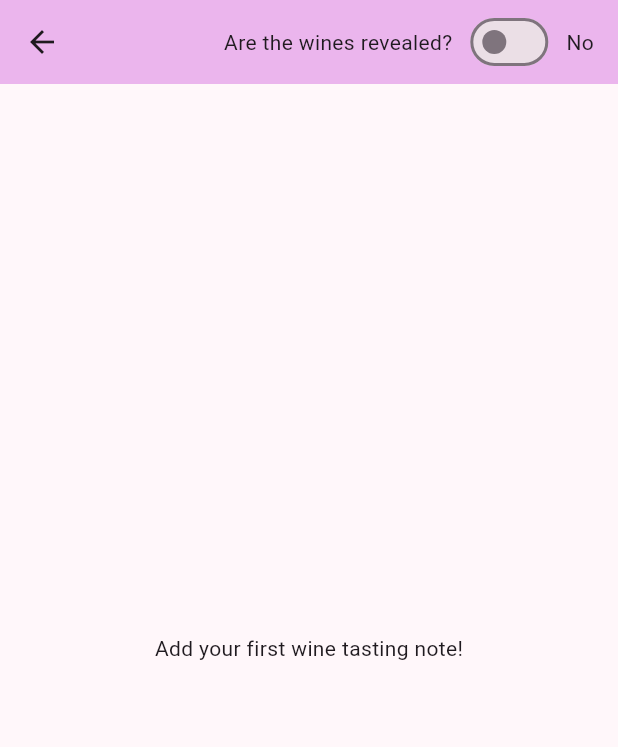
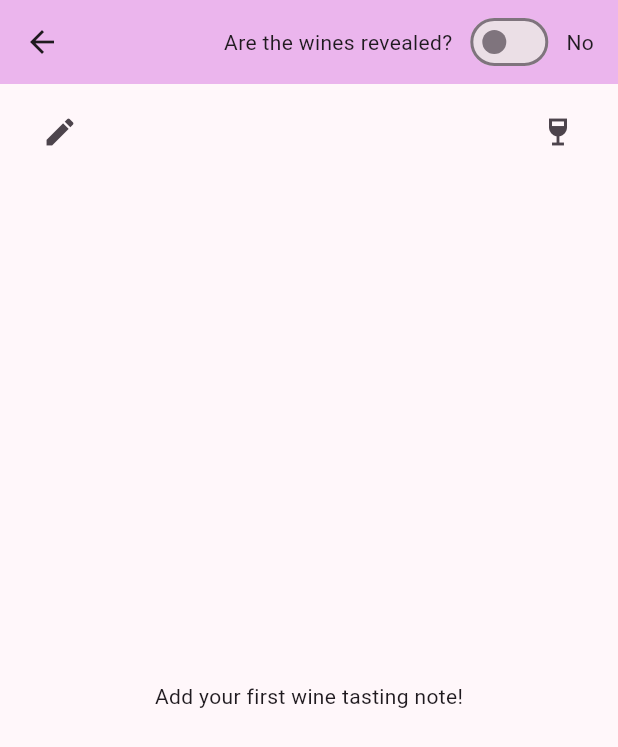
Before and after one commit to johan-axel/blindtaster, a Flutter app: the WineDeckPage screen opened directly with empty values, on a phone screen of 412 x 824 dp. Shown: the top 747 px of the screen. Run offline on Flutter 3.47's test engine with Material 3 defaults, Android fonts, the phone set to English and light mode, and no system bars; our stand-ins replace hive, hive_flutter; accounts and stored records are empty; generated files the repository leaves out were written again.

Commit message:
improved nav buttons

```diff
--- a/lib/screens/wine_deck_page.dart
+++ b/lib/screens/wine_deck_page.dart
@@ -61,9 +61,7 @@ class _WineDeckPageState extends State<WineDeckPage> {
   }
 
   Widget _buildWineList() {
-    return _wines.isEmpty
-        ? const Center(child: Text('Add your first wine tasting note!'))
-        : Column(
+    return Column(
       children: [
         // Navigation buttons and page indicator
         Container(
@@ -71,12 +69,27 @@ class _WineDeckPageState extends State<WineDeckPage> {
           child: Row(
             mainAxisAlignment: MainAxisAlignment.spaceBetween,
             children: [
-                      if (widget.currentCard > 0) ...[
+              // Left side - Edit/Back button
+              if (_wines.isEmpty)
+                IconButton(
+                  icon: const Icon(Icons.edit),
+                  onPressed: () {
+                    Navigator.of(context).pushReplacement(
+                      MaterialPageRoute(
+                        builder: (context) => TastingSummary(
+                          initialTasting: widget.tasting,
+                        ),
+                      ),
+                    );
+                  },
+                  tooltip: 'Back to Tasting summary',
+                )
+              else if (widget.currentCard > 0)
                 IconButton(
                   onPressed: () => _navigateToCard(widget.currentCard - 1),
                   icon: const Icon(Icons.arrow_back),
                 )
-                      ] else ...[
+              else
                 IconButton(
                   icon: const Icon(Icons.edit),
                   onPressed: () {
@@ -90,17 +103,20 @@ class _WineDeckPageState extends State<WineDeckPage> {
                   },
                   tooltip: 'Back to Tasting summary',
                 ),
-                      ],
+              // Center - Page indicator
               Text(
-                        'Wine ${widget.currentCard + 1} of ${_wines.length}',
+                _wines.isEmpty ? '' : 'Wine ${widget.currentCard + 1} of ${_wines.length}',
                 style: const TextStyle(fontSize: 16),
               ),
-                   if (widget.currentCard < _wines.length - 1) ...[
+              // Right side - Forward/Add button
+              Row(
+                mainAxisSize: MainAxisSize.min,
+                children: [
+                  if (_wines.isNotEmpty && widget.currentCard < _wines.length - 1)
                     IconButton(
                       onPressed: () => _navigateToCard(widget.currentCard + 1),
                       icon: const Icon(Icons.arrow_forward),
-                      )
-                    ] else ...[
+                    ),
                   IconButton(
                     onPressed: () {
                       setState(() {
@@ -116,28 +132,30 @@ class _WineDeckPageState extends State<WineDeckPage> {
                         ));
                         _saveTasting();
 
+                        // Update current card to the new wine
+                        widget.currentCard = _wines.length - 1;
+
                         // Schedule the animation for the next frame
                         WidgetsBinding.instance.addPostFrameCallback((_) {
-                              if (_wines.length > 1) {
-                                _pageController.animateToPage(
-                                  _wines.length - 1,
-                                  duration: const Duration(milliseconds: 300),
-                                  curve: Curves.easeInOut,
-                                );
-                              }
+                          _pageController.jumpToPage(widget.currentCard);
+                          // Force a rebuild to update the page indicator
+                          if (mounted) setState(() {});
                         });
                       });
                     },
                     icon: const Icon(Icons.wine_bar),
                     tooltip: 'Add new wine to tasting',
-                      )
+                  ),
                 ],
+              ),
             ],
           ),
         ),
-              // Wine cards
+        // Wine cards or empty state
         Expanded(
-                child: PageView.builder(
+          child: _wines.isEmpty
+              ? const Center(child: Text('Add your first wine tasting note!'))
+              : PageView.builder(
                   controller: _pageController,
                   itemCount: _wines.length,
                   itemBuilder: (context, index) {
@@ -151,6 +169,7 @@ class _WineDeckPageState extends State<WineDeckPage> {
         ),
       ],
     );
+
   }
 
   @override
```
Also changed, not shown: lib/screens/tasting_summary.dart (+36 -61 lines). Lines whose indentation alone changed are shown as unchanged.
